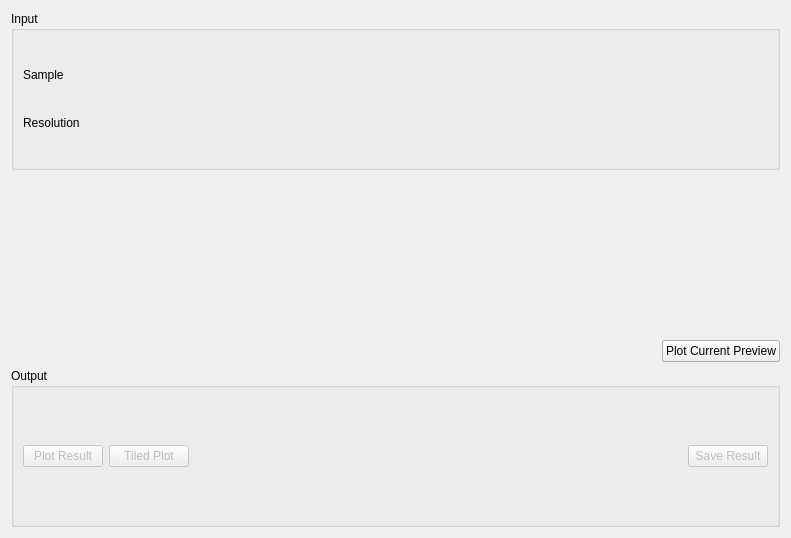
This is qt/scientific_interfaces/Indirect/Iqt.ui in mantidproject/mantid as Qt 5 draws it before an edit. The edited form follows.
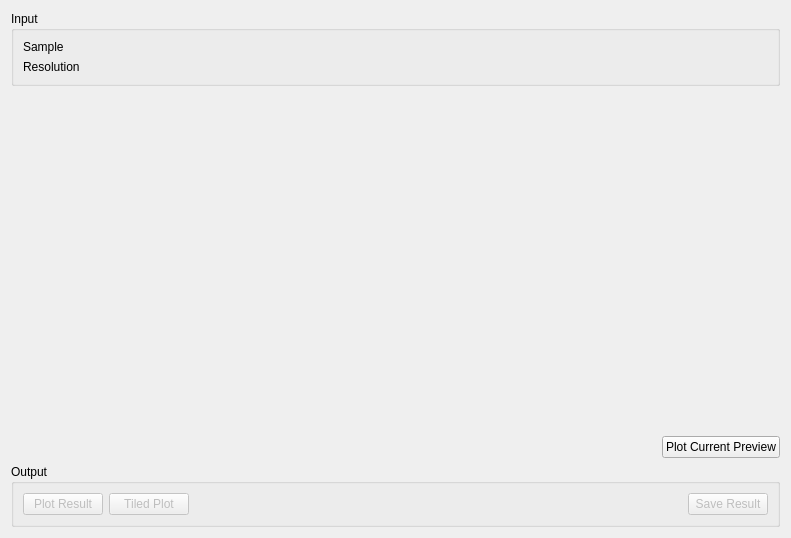
This is the edited form. Custom widgets are drawn as their Qt base class.

Commit message:
Modify Data Analysis Tab UIs to allow for half size diff plot
Refs #21121

# Conflicts:
#	qt/scientific_interfaces/Indirect/MSDFit.ui

Patch:
```diff
--- a/qt/scientific_interfaces/Indirect/Iqt.ui
+++ b/qt/scientific_interfaces/Indirect/Iqt.ui
@@ -119,7 +119,21 @@
       <layout class="QVBoxLayout" name="properties"/>
      </item>
      <item>
+      <layout class="QVBoxLayout" name="verticalLayout" stretch="5,3">
+       <item>
       <widget class="MantidQt::MantidWidgets::PreviewPlot" name="ppPlot" native="true">
+         <property name="sizePolicy">
+          <sizepolicy hsizetype="Preferred" vsizetype="MinimumExpanding">
+           <horstretch>0</horstretch>
+           <verstretch>1</verstretch>
+          </sizepolicy>
+         </property>
+         <property name="minimumSize">
+          <size>
+           <width>0</width>
+           <height>125</height>
+          </size>
+         </property>
        <property name="canvasColour" stdset="0">
         <color>
          <red>255</red>
@@ -131,6 +145,21 @@
         <bool>true</bool>
        </property>
       </widget>
+       </item>
+       <item>
+        <spacer name="verticalSpacer">
+         <property name="orientation">
+          <enum>Qt::Vertical</enum>
+         </property>
+         <property name="sizeHint" stdset="0">
+          <size>
+           <width>20</width>
+           <height>40</height>
+          </size>
+         </property>
+        </spacer>
+       </item>
+      </layout>
      </item>
     </layout>
    </item>
```
Lines whose indentation alone changed are shown as unchanged. The commit also changes 7 other files.
